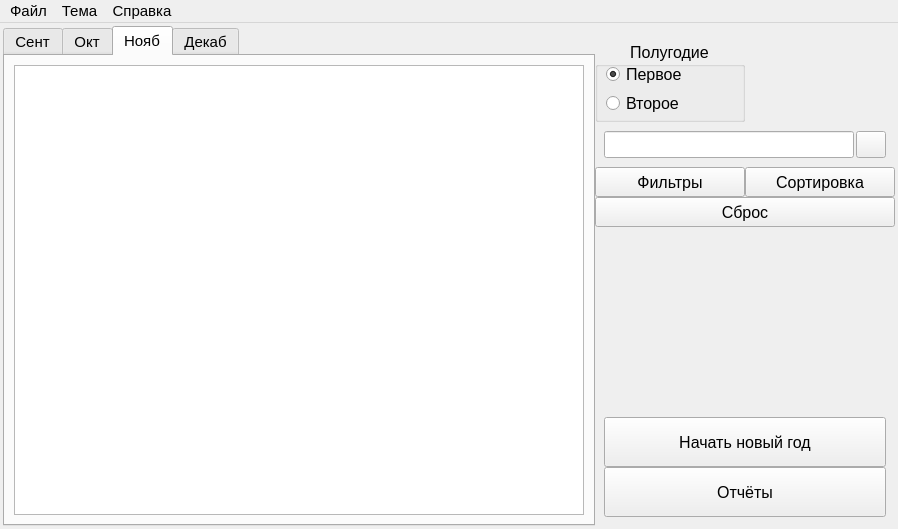
Qt form ui/mainWindow.ui (Cy-Nec/hour_track) before a commit.
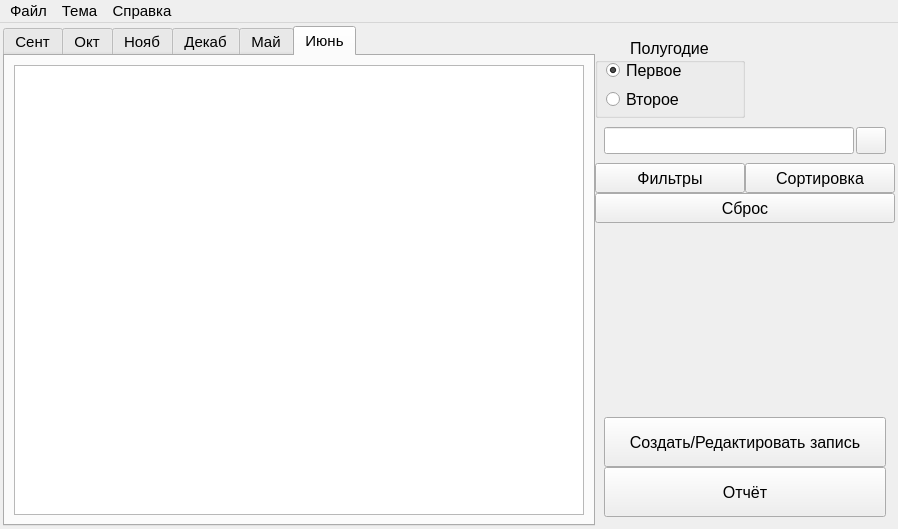
The same form after that commit.

Commit message: added new theme (blue) fixed themes micro change for few buttons

What changed in the file:
```diff
--- a/ui/mainWindow.ui
+++ b/ui/mainWindow.ui
@@ -25,7 +25,7 @@
    <property name="layoutDirection">
     <enum>Qt::LeftToRight</enum>
    </property>
-   <layout class="QGridLayout" name="gridLayout_3" rowstretch="1,0,0,0,0,11,0" columnstretch="9,3,0">
+   <layout class="QGridLayout" name="gridLayout_3" rowstretch="1,0,0,0,0,1,0" columnstretch="9,0,0">
     <property name="leftMargin">
      <number>3</number>
     </property>
@@ -41,214 +41,21 @@
     <property name="spacing">
      <number>0</number>
     </property>
-    <item row="6" column="1" colspan="2">
-     <widget class="QFrame" name="control_frame">
-      <layout class="QVBoxLayout" name="verticalLayout" stretch="0,0">
-       <property name="spacing">
-        <number>0</number>
-       </property>
-       <property name="sizeConstraint">
-        <enum>QLayout::SetDefaultConstraint</enum>
-       </property>
-       <item>
-        <widget class="QPushButton" name="btn_NewYear">
-         <property name="minimumSize">
-          <size>
-           <width>150</width>
-           <height>50</height>
-          </size>
-         </property>
-         <property name="baseSize">
-          <size>
-           <width>150</width>
-           <height>50</height>
-          </size>
-         </property>
-         <property name="font">
-          <font>
-           <pointsize>12</pointsize>
-          </font>
-         </property>
-         <property name="text">
-          <string>Начать новый год</string>
-         </property>
-         <property name="iconSize">
-          <size>
-           <width>24</width>
-           <height>24</height>
-          </size>
-         </property>
-        </widget>
-       </item>
-       <item>
-        <widget class="QPushButton" name="btn_Report">
-         <property name="minimumSize">
-          <size>
-           <width>150</width>
-           <height>50</height>
-          </size>
-         </property>
-         <property name="baseSize">
-          <size>
-           <width>150</width>
-           <height>50</height>
-          </size>
-         </property>
-         <property name="font">
-          <font>
-           <pointsize>12</pointsize>
-          </font>
-         </property>
-         <property name="text">
-          <string>Отчёты</string>
-         </property>
-         <property name="iconSize">
-          <size>
-           <width>24</width>
-           <height>24</height>
-          </size>
-         </property>
-        </widget>
-       </item>
-      </layout>
-     </widget>
-    </item>
-    <item row="1" column="1" colspan="2">
-     <widget class="QGroupBox" name="groupB_radioBtns">
-      <property name="minimumSize">
-       <size>
-        <width>150</width>
-        <height>80</height>
-       </size>
+    <item row="0" column="2">
+     <spacer name="verticalSpacer_2">
+      <property name="orientation">
+       <enum>Qt::Vertical</enum>
       </property>
-      <property name="maximumSize">
+      <property name="sizeType">
+       <enum>QSizePolicy::Fixed</enum>
+      </property>
+      <property name="sizeHint" stdset="0">
        <size>
-        <width>150</width>
-        <height>80</height>
+        <width>20</width>
+        <height>12</height>
        </size>
       </property>
-      <property name="font">
-       <font>
-        <pointsize>12</pointsize>
-        <italic>false</italic>
-       </font>
-      </property>
-      <property name="styleSheet">
-       <string notr="true"/>
-      </property>
-      <property name="title">
-       <string>Полугодие</string>
-      </property>
-      <property name="alignment">
-       <set>Qt::AlignHCenter|Qt::AlignTop</set>
-      </property>
-      <property name="flat">
-       <bool>false</bool>
-      </property>
-      <property name="checkable">
-       <bool>false</bool>
-      </property>
-      <widget class="QRadioButton" name="rBtn_First">
-       <property name="geometry">
-        <rect>
-         <x>11</x>
-         <y>21</y>
-         <width>76</width>
-         <height>23</height>
-        </rect>
-       </property>
-       <property name="font">
-        <font>
-         <pointsize>12</pointsize>
-        </font>
-       </property>
-       <property name="text">
-        <string>Первое</string>
-       </property>
-       <property name="checked">
-        <bool>true</bool>
-       </property>
-      </widget>
-      <widget class="QRadioButton" name="rBtn_Second">
-       <property name="geometry">
-        <rect>
-         <x>11</x>
-         <y>50</y>
-         <width>75</width>
-         <height>23</height>
-        </rect>
-       </property>
-       <property name="font">
-        <font>
-         <pointsize>12</pointsize>
-        </font>
-       </property>
-       <property name="text">
-        <string>Второе</string>
-       </property>
-      </widget>
-     </widget>
-    </item>
-    <item row="2" column="1" colspan="2">
-     <widget class="QFrame" name="search_frame">
-      <layout class="QHBoxLayout" name="horizontalLayout_2" stretch="3,1">
-       <property name="spacing">
-        <number>2</number>
-       </property>
-       <item>
-        <widget class="QLineEdit" name="line_Search">
-         <property name="sizePolicy">
-          <sizepolicy hsizetype="Expanding" vsizetype="Minimum">
-           <horstretch>0</horstretch>
-           <verstretch>0</verstretch>
-          </sizepolicy>
-         </property>
-         <property name="maximumSize">
-          <size>
-           <width>16777215</width>
-           <height>30</height>
-          </size>
-         </property>
-         <property name="font">
-          <font>
-           <pointsize>12</pointsize>
-          </font>
-         </property>
-        </widget>
-       </item>
-       <item>
-        <widget class="QPushButton" name="btn_Search">
-         <property name="sizePolicy">
-          <sizepolicy hsizetype="Minimum" vsizetype="Minimum">
-           <horstretch>0</horstretch>
-           <verstretch>1</verstretch>
-          </sizepolicy>
-         </property>
-         <property name="minimumSize">
-          <size>
-           <width>24</width>
-           <height>24</height>
-          </size>
-         </property>
-         <property name="maximumSize">
-          <size>
-           <width>30</width>
-           <height>30</height>
-          </size>
-         </property>
-         <property name="text">
-          <string/>
-         </property>
-         <property name="iconSize">
-          <size>
-           <width>24</width>
-           <height>24</height>
-          </size>
-         </property>
-        </widget>
-       </item>
-      </layout>
-     </widget>
+     </spacer>
     </item>
     <item row="0" column="0" rowspan="7">
      <widget class="QTabWidget" name="tabW_Slides">
@@ -262,7 +69,7 @@
        <enum>QTabWidget::North</enum>
       </property>
       <property name="currentIndex">
-       <number>2</number>
+       <number>5</number>
       </property>
       <property name="elideMode">
        <enum>Qt::ElideNone</enum>
@@ -352,6 +159,26 @@
         </item>
        </layout>
       </widget>
+      <widget class="QWidget" name="tab_5">
+       <attribute name="title">
+        <string>Май</string>
+       </attribute>
+       <layout class="QGridLayout" name="gridLayout_6">
+        <item row="0" column="0">
+         <widget class="QTableView" name="tableV_hours_5"/>
+        </item>
+       </layout>
+      </widget>
+      <widget class="QWidget" name="tab_6">
+       <attribute name="title">
+        <string>Июнь</string>
+       </attribute>
+       <layout class="QGridLayout" name="gridLayout_7">
+        <item row="0" column="0">
+         <widget class="QTableView" name="tableV_hours_6"/>
+        </item>
+       </layout>
+      </widget>
      </widget>
     </item>
     <item row="5" column="1">
@@ -397,21 +224,77 @@
       </property>
      </widget>
     </item>
-    <item row="0" column="2">
-     <spacer name="verticalSpacer_2">
-      <property name="orientation">
-       <enum>Qt::Vertical</enum>
-      </property>
-      <property name="sizeType">
-       <enum>QSizePolicy::Fixed</enum>
-      </property>
-      <property name="sizeHint" stdset="0">
-       <size>
-        <width>20</width>
-        <height>12</height>
-       </size>
-      </property>
-     </spacer>
+    <item row="6" column="1" colspan="2">
+     <widget class="QFrame" name="control_frame">
+      <layout class="QVBoxLayout" name="verticalLayout" stretch="0,0">
+       <property name="spacing">
+        <number>0</number>
+       </property>
+       <property name="sizeConstraint">
+        <enum>QLayout::SetDefaultConstraint</enum>
+       </property>
+       <item>
+        <widget class="QPushButton" name="btn_NewYear">
+         <property name="minimumSize">
+          <size>
+           <width>150</width>
+           <height>50</height>
+          </size>
+         </property>
+         <property name="baseSize">
+          <size>
+           <width>150</width>
+           <height>50</height>
+          </size>
+         </property>
+         <property name="font">
+          <font>
+           <pointsize>12</pointsize>
+          </font>
+         </property>
+         <property name="text">
+          <string>Создать/Редактировать запись</string>
+         </property>
+         <property name="iconSize">
+          <size>
+           <width>24</width>
+           <height>24</height>
+          </size>
+         </property>
+        </widget>
+       </item>
+       <item>
+        <widget class="QPushButton" name="btn_Report">
+         <property name="minimumSize">
+          <size>
+           <width>150</width>
+           <height>50</height>
+          </size>
+         </property>
+         <property name="baseSize">
+          <size>
+           <width>150</width>
+           <height>50</height>
+          </size>
+         </property>
+         <property name="font">
+          <font>
+           <pointsize>12</pointsize>
+          </font>
+         </property>
+         <property name="text">
+          <string>Отчёт</string>
+         </property>
+         <property name="iconSize">
+          <size>
+           <width>24</width>
+           <height>24</height>
+          </size>
+         </property>
+        </widget>
+       </item>
+      </layout>
+     </widget>
     </item>
     <item row="3" column="1" colspan="2">
      <widget class="QFrame" name="filt_sort_frame">
@@ -482,6 +365,143 @@
       </layout>
      </widget>
     </item>
+    <item row="2" column="1" colspan="2">
+     <widget class="QFrame" name="search_frame">
+      <layout class="QHBoxLayout" name="horizontalLayout_2" stretch="3,1">
+       <property name="spacing">
+        <number>2</number>
+       </property>
+       <item>
+        <widget class="QLineEdit" name="line_Search">
+         <property name="sizePolicy">
+          <sizepolicy hsizetype="Expanding" vsizetype="Minimum">
+           <horstretch>0</horstretch>
+           <verstretch>0</verstretch>
+          </sizepolicy>
+         </property>
+         <property name="maximumSize">
+          <size>
+           <width>16777215</width>
+           <height>30</height>
+          </size>
+         </property>
+         <property name="font">
+          <font>
+           <pointsize>12</pointsize>
+          </font>
+         </property>
+        </widget>
+       </item>
+       <item>
+        <widget class="QPushButton" name="btn_Search">
+         <property name="sizePolicy">
+          <sizepolicy hsizetype="Minimum" vsizetype="Minimum">
+           <horstretch>0</horstretch>
+           <verstretch>1</verstretch>
+          </sizepolicy>
+         </property>
+         <property name="minimumSize">
+          <size>
+           <width>24</width>
+           <height>24</height>
+          </size>
+         </property>
+         <property name="maximumSize">
+          <size>
+           <width>30</width>
+           <height>30</height>
+          </size>
+         </property>
+         <property name="text">
+          <string/>
+         </property>
+         <property name="iconSize">
+          <size>
+           <width>24</width>
+           <height>24</height>
+          </size>
+         </property>
+        </widget>
+       </item>
+      </layout>
+     </widget>
+    </item>
+    <item row="1" column="1" colspan="2">
+     <widget class="QGroupBox" name="groupB_radioBtns">
+      <property name="minimumSize">
+       <size>
+        <width>150</width>
+        <height>80</height>
+       </size>
+      </property>
+      <property name="maximumSize">
+       <size>
+        <width>150</width>
+        <height>80</height>
+       </size>
+      </property>
+      <property name="font">
+       <font>
+        <pointsize>12</pointsize>
+        <italic>false</italic>
+       </font>
+      </property>
+      <property name="styleSheet">
+       <string notr="true"/>
+      </property>
+      <property name="title">
+       <string>Полугодие</string>
+      </property>
+      <property name="alignment">
+       <set>Qt::AlignHCenter|Qt::AlignTop</set>
+      </property>
+      <property name="flat">
+       <bool>false</bool>
+      </property>
+      <property name="checkable">
+       <bool>false</bool>
+      </property>
+      <widget class="QRadioButton" name="rBtn_First">
+       <property name="geometry">
+        <rect>
+         <x>11</x>
+         <y>21</y>
+         <width>76</width>
+         <height>23</height>
+        </rect>
+       </property>
+       <property name="font">
+        <font>
+         <pointsize>12</pointsize>
+        </font>
+       </property>
+       <property name="text">
+        <string>Первое</string>
+       </property>
+       <property name="checked">
+        <bool>true</bool>
+       </property>
+      </widget>
+      <widget class="QRadioButton" name="rBtn_Second">
+       <property name="geometry">
+        <rect>
+         <x>11</x>
+         <y>50</y>
+         <width>75</width>
+         <height>23</height>
+        </rect>
+       </property>
+       <property name="font">
+        <font>
+         <pointsize>12</pointsize>
+        </font>
+       </property>
+       <property name="text">
+        <string>Второе</string>
+       </property>
+      </widget>
+     </widget>
+    </item>
    </layout>
   </widget>
   <widget class="QMenuBar" name="menuBar">
```
Left out of the diff: 8 changed lines with no effect on the pictures. The commit also changes 14 other files.
